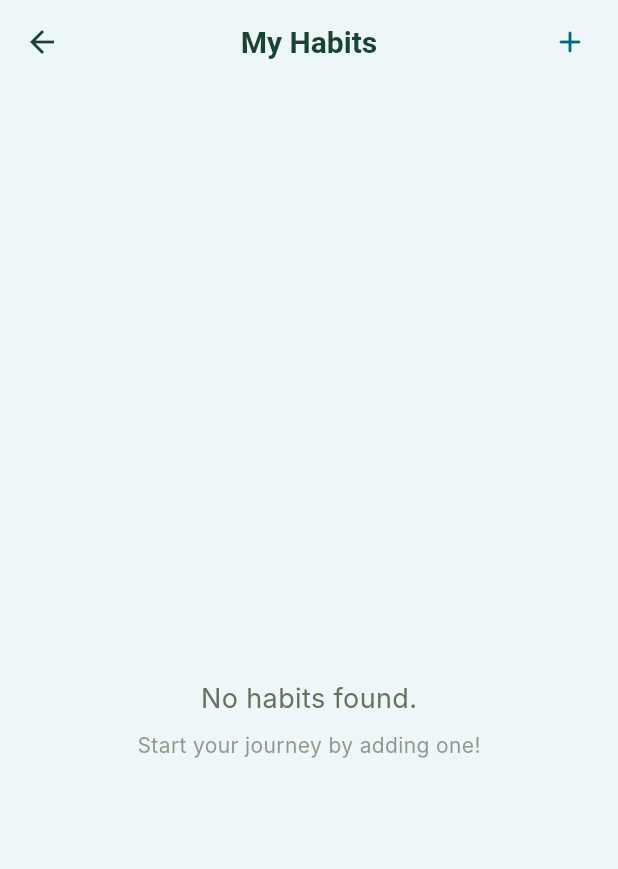
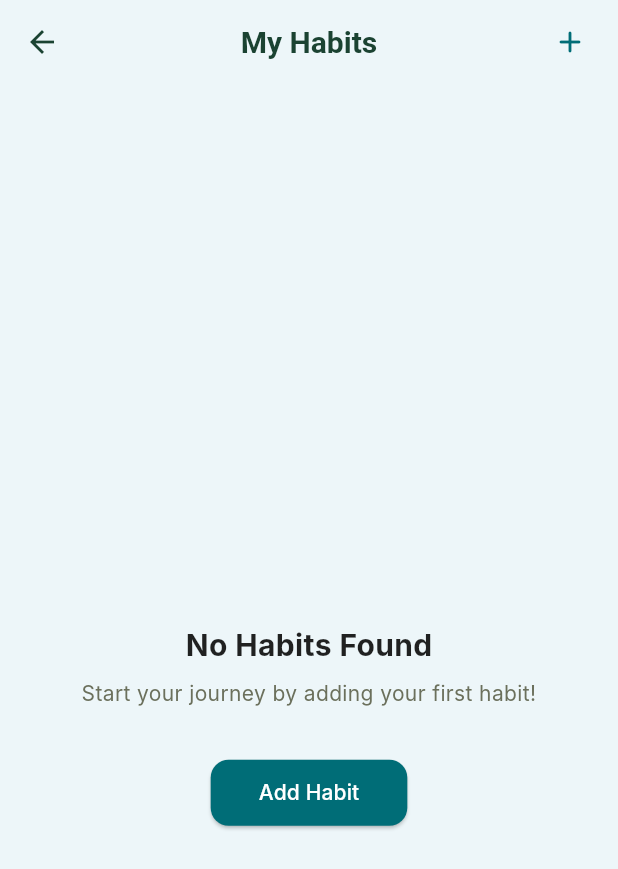
Before and after one commit to omaralaye/habitflow, a Flutter app: the HabitListScreen screen opened directly, on a phone screen of 412 x 824 dp. Shown: the top 869 px of the screen. Run offline on Flutter 3.47's test engine with Material 3 defaults, Android fonts, the phone set to English and light mode, and no system bars; our stand-ins replace animated_notch_bottom_bar, flutter_local_notifications, flutter_timezone, supabase_flutter, timezone; missing offline and left inert: openai_dart; accounts and stored records are empty; network calls fail; Roboto replaces fonts that are missing (Inter); statements that could not run were skipped.

Commit message:
Add loading states, retries, and fallback UI to all screens.
- Created centralized state widgets in `lib/widgets/state_widgets.dart`.
- Updated HomeScreen, ProfileScreen, StatisticsScreen, FocusHubScreen, and HabitListScreen with improved UX during data fetching.
- Implemented retry logic for data loading failures.
- Added empty state UI for scenarios with no data.

Co-authored-by: omaralaye <199628096+omaralaye@users.noreply.github.com>

```diff
--- a/lib/screens/habit_list_screen.dart
+++ b/lib/screens/habit_list_screen.dart
@@ -3,6 +3,7 @@ import '../utils/constants.dart';
 import '../services/theme_service.dart';
 import '../services/database_service.dart';
 import '../models/habit_model.dart';
+import '../widgets/state_widgets.dart';
 import 'add_habit_screen.dart';
 import 'habit_detail_screen.dart';
 
@@ -35,41 +36,30 @@ class HabitListScreen extends StatelessWidget {
         stream: DatabaseService().habitsStream,
         builder: (context, snapshot) {
           if (snapshot.connectionState == ConnectionState.waiting) {
-            return const Center(child: CircularProgressIndicator());
+            return const AppLoadingWidget(message: 'Loading your habits...');
           }
           if (snapshot.hasError) {
-            return Center(
-              child: Text(
-                'Something went wrong. Please try again.',
-                style: TextStyle(color: isDark ? AppColors.darkTextSecondary : AppColors.textGrey),
-              ),
+            return AppErrorWidget(
+              message: 'Failed to load habits: ${snapshot.error}',
+              onRetry: () {
+                // Trigger rebuild
+                (context as Element).markNeedsBuild();
+              },
             );
           }
           final habits = snapshot.data ?? [];
           if (habits.isEmpty) {
-            return Center(
-              child: Column(
-                mainAxisAlignment: MainAxisAlignment.center,
-                children: [
-                  Icon(Icons.list_alt_rounded, size: 64, color: isDark ? AppColors.darkSurface : AppColors.primaryLighter),
-                  const SizedBox(height: 16),
-                  Text(
-                    'No habits found.',
-                    style: TextStyle(
-                      fontSize: 18,
-                      color: isDark ? AppColors.darkTextSecondary : AppColors.textGrey,
-                    ),
-                  ),
-                  const SizedBox(height: 8),
-                  Text(
-                    'Start your journey by adding one!',
-                    style: TextStyle(
-                      fontSize: 14,
-                      color: isDark ? AppColors.darkTextSecondary.withOpacity(0.7) : AppColors.textGrey.withOpacity(0.7),
-                    ),
-                  ),
-                ],
-              ),
+            return AppEmptyStateWidget(
+              title: 'No Habits Found',
+              message: 'Start your journey by adding your first habit!',
+              icon: Icons.list_alt_rounded,
+              actionLabel: 'Add Habit',
+              onAction: () {
+                Navigator.push(
+                  context,
+                  MaterialPageRoute(builder: (_) => const AddHabitScreen()),
+                );
+              },
             );
           }
 
--- /dev/null
+++ b/lib/widgets/state_widgets.dart
@@ -0,0 +1,146 @@
+import 'package:flutter/material.dart';
+import '../utils/constants.dart';
+import '../services/theme_service.dart';
+
+class AppLoadingWidget extends StatelessWidget {
+  final String? message;
+  const AppLoadingWidget({super.key, this.message});
+
+  @override
+  Widget build(BuildContext context) {
+    return Center(
+      child: Column(
+        mainAxisAlignment: MainAxisAlignment.center,
+        children: [
+          const CircularProgressIndicator(color: AppColors.primary),
+          if (message != null) ...[
+            const SizedBox(height: 16),
+            Text(
+              message!,
+              style: TextStyle(
+                color: ThemeService().isDarkMode ? AppColors.darkTextSecondary : AppColors.textGrey,
+              ),
+            ),
+          ],
+        ],
+      ),
+    );
+  }
+}
+
+class AppErrorWidget extends StatelessWidget {
+  final String message;
+  final VoidCallback? onRetry;
+
+  const AppErrorWidget({
+    super.key,
+    required this.message,
+    this.onRetry,
+  });
+
+  @override
+  Widget build(BuildContext context) {
+    final isDark = ThemeService().isDarkMode;
+    return Center(
+      child: Padding(
+        padding: const EdgeInsets.all(24),
+        child: Column(
+          mainAxisAlignment: MainAxisAlignment.center,
+          children: [
+            const Icon(Icons.error_outline_rounded, size: 48, color: Colors.redAccent),
+            const SizedBox(height: 16),
+            Text(
+              message,
+              textAlign: TextAlign.center,
+              style: TextStyle(
+                fontSize: 16,
+                color: isDark ? AppColors.darkTextSecondary : AppColors.textGrey,
+              ),
+            ),
+            if (onRetry != null) ...[
+              const SizedBox(height: 24),
+              ElevatedButton.icon(
+                onPressed: onRetry,
+                icon: const Icon(Icons.refresh_rounded),
+                label: const Text('Try Again'),
+                style: ElevatedButton.styleFrom(
+                  backgroundColor: AppColors.primary,
+                  foregroundColor: Colors.white,
+                  shape: RoundedRectangleBorder(borderRadius: BorderRadius.circular(12)),
+                ),
+              ),
+            ],
+          ],
+        ),
+      ),
+    );
+  }
+}
+
+class AppEmptyStateWidget extends StatelessWidget {
+  final String title;
+  final String message;
+  final IconData icon;
+  final VoidCallback? onAction;
+  final String? actionLabel;
+
+  const AppEmptyStateWidget({
+    super.key,
+    required this.title,
+    required this.message,
+    required this.icon,
+    this.onAction,
+    this.actionLabel,
+  });
+
+  @override
+  Widget build(BuildContext context) {
+    final isDark = ThemeService().isDarkMode;
+    return Center(
+      child: Padding(
+        padding: const EdgeInsets.all(24),
+        child: Column(
+          mainAxisAlignment: MainAxisAlignment.center,
+          children: [
+            Icon(
+              icon,
+              size: 64,
+              color: isDark ? AppColors.darkSurface : AppColors.primaryLighter,
+            ),
+            const SizedBox(height: 24),
+            Text(
+              title,
+              style: TextStyle(
+                fontSize: 20,
+                fontWeight: FontWeight.bold,
+                color: isDark ? Colors.white : Colors.black87,
+              ),
+            ),
+            const SizedBox(height: 8),
+            Text(
+              message,
+              textAlign: TextAlign.center,
+              style: TextStyle(
+                fontSize: 14,
+                color: isDark ? AppColors.darkTextSecondary : AppColors.textGrey,
+              ),
+            ),
+            if (onAction != null && actionLabel != null) ...[
+              const SizedBox(height: 32),
+              ElevatedButton(
+                onPressed: onAction,
+                style: ElevatedButton.styleFrom(
+                  backgroundColor: AppColors.primary,
+                  foregroundColor: Colors.white,
+                  padding: const EdgeInsets.symmetric(horizontal: 32, vertical: 12),
+                  shape: RoundedRectangleBorder(borderRadius: BorderRadius.circular(12)),
+                ),
+                child: Text(actionLabel!),
+              ),
+            ],
+          ],
+        ),
+      ),
+    );
+  }
+}
```
Also changed, not shown: lib/screens/add_habit_screen.dart (+23 -11 lines), lib/screens/focus_hub_screen.dart (+38 -5 lines), lib/screens/home_screen.dart (+36 -9 lines), lib/screens/profile_screen.dart (+53 -20 lines), lib/screens/statistics_screen.dart (+27 -1 lines).
